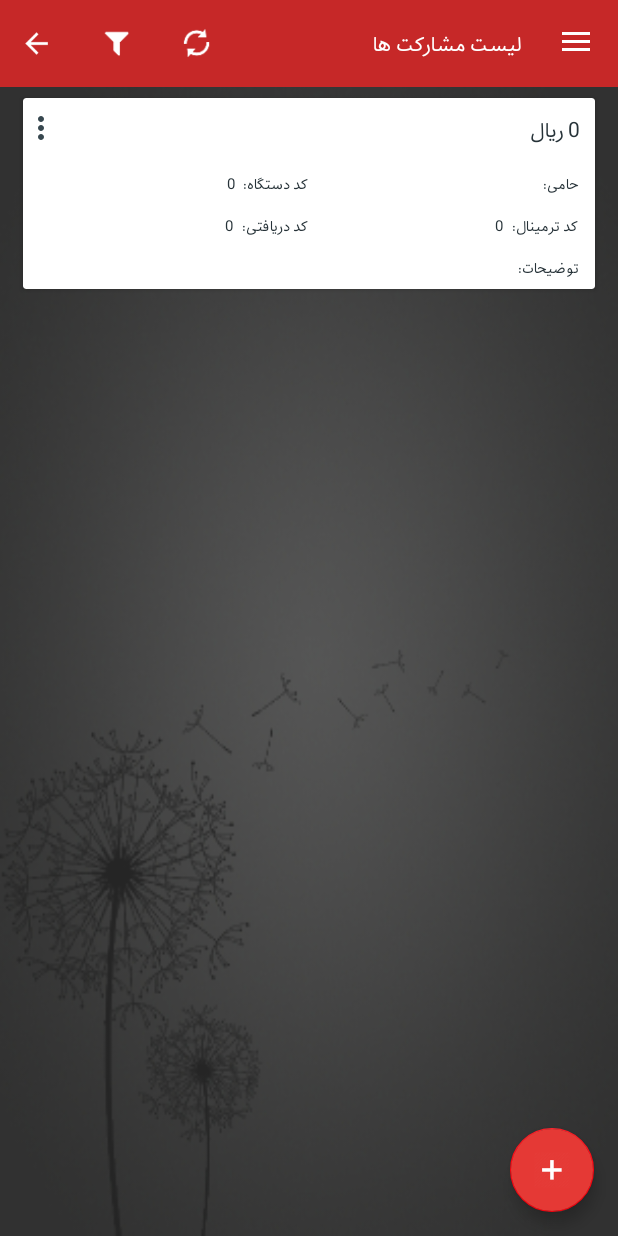
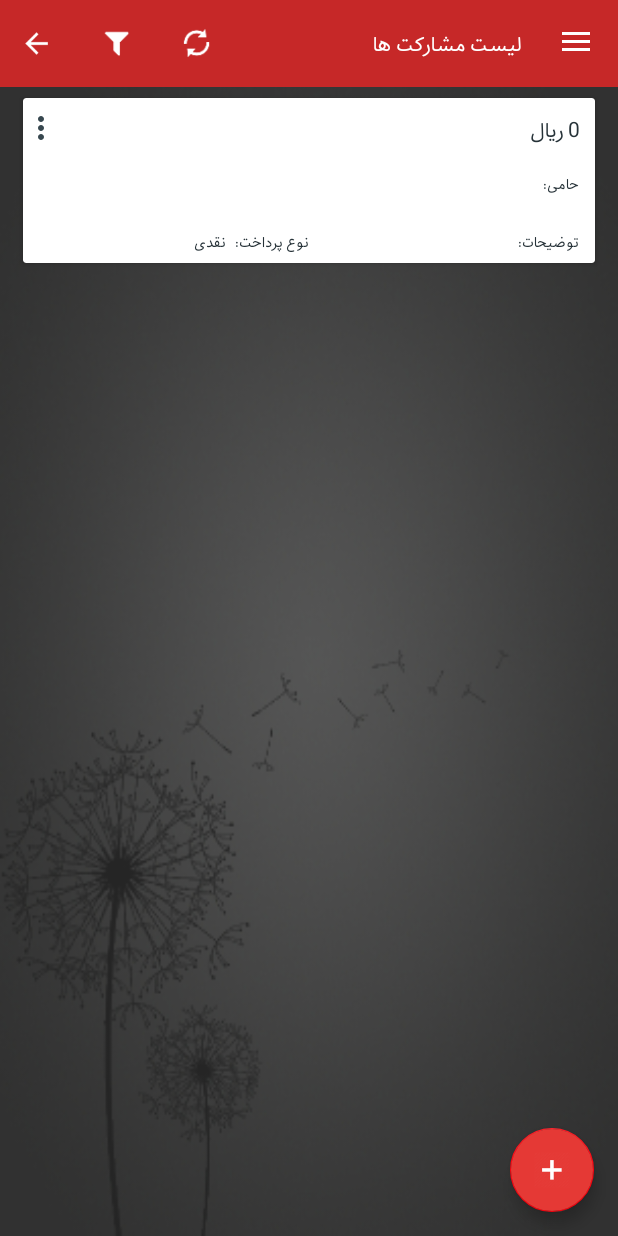
Before and after one commit to worldsat/Kheiriyeh, an Android app: the ContributionListItemActivity screen opened directly, with no data from a screen before it, on a phone screen of 412 x 824 dp. Run offline under Robolectric (Android 15) with nearby library versions, the phone set to English and light mode, and no system bars; our stand-ins replace Room's generated code; libraries missing offline, so code that uses them is left out: com.afollestad.materialdialogs, com.akexorcist.roundcornerprogressbar; network calls fail; pictures from the network do not load.

Commit message:
رفع باگ

```diff
--- a/app/src/main/java/com/atrinfanavaran/kheiriyeh/Activity/Flower/Add/AddTajGolActivity.java
+++ b/app/src/main/java/com/atrinfanavaran/kheiriyeh/Activity/Flower/Add/AddTajGolActivity.java
@@ -98,7 +98,7 @@ public class AddTajGolActivity extends BaseActivity {
                     payType = 1;
                     break;
                 case R.id.radioButton2:
-                    payType =2;
+                    payType = 2;
                     break;
 
             }
@@ -340,6 +340,7 @@ public class AddTajGolActivity extends BaseActivity {
                     public void onItemSelected(AdapterView<?> parent, View view, int position, long id) {
                         FlowerCrownTypeId = ((FlowerCrownTypeApi.Data) FlowerCrownTypeSpinner.getSelectedItem()).getId();
                         flowerCrownType = ((FlowerCrownTypeApi.Data) FlowerCrownTypeSpinner.getSelectedItem()).getTitle();
+                        edt1.setText(""+((FlowerCrownTypeApi.Data) FlowerCrownTypeSpinner.getSelectedItem()).getPrice());
 
                     }
 
--- a/app/src/main/java/com/atrinfanavaran/kheiriyeh/Adapter/Sponsor/ContributionListItemAdapter.java
+++ b/app/src/main/java/com/atrinfanavaran/kheiriyeh/Adapter/Sponsor/ContributionListItemAdapter.java
@@ -30,7 +30,8 @@ public class ContributionListItemAdapter extends RecyclerView.Adapter<Contributi
     private onCallBackBoxEdit onCallBackBoxEdit;
     private DecimalFormat formatter = new DecimalFormat("###,###,###,###");
     private boolean showOnly = false;
-    public ContributionListItemAdapter(boolean showOnly,List<ContributionR> result) {
+
+    public ContributionListItemAdapter(boolean showOnly, List<ContributionR> result) {
 
         this.array_object = result;
         this.showOnly = showOnly;
@@ -51,15 +52,31 @@ public class ContributionListItemAdapter extends RecyclerView.Adapter<Contributi
         String Url = settingsBll.getUrlAddress();
 
         holder.title.setText(formatter.format(Long.valueOf(array_object.get(position).price)) + " ریال ");
-        holder.t1.setText( array_object.get(position).fullName);
+        holder.t1.setText(array_object.get(position).fullName);
         holder.t2.setText("" + array_object.get(position).deviceCode);
         holder.t3.setText("" + array_object.get(position).terminalCode);
-        holder.t4.setText("" +array_object.get(position).recieverCode);
-        holder.t5.setText( array_object.get(position).description);
+        holder.t4.setText("" + array_object.get(position).recieverCode);
+        holder.t5.setText(array_object.get(position).description);
         if (showOnly) {
             holder.moreOption.setVisibility(View.GONE);
         }
-
+        if (array_object.get(position).getPayType() == 1) {
+            holder.t6.setText("نقدی");
+            holder.title5.setVisibility(View.GONE);
+            holder.title6.setVisibility(View.GONE);
+            holder.title8.setVisibility(View.GONE);
+            holder.t2.setVisibility(View.GONE);
+            holder.t3.setVisibility(View.GONE);
+            holder.t4.setVisibility(View.GONE);
+        } else if (array_object.get(position).getPayType() == 2) {
+            holder.t6.setText("دستگاه Pos");
+            holder.title5.setVisibility(View.VISIBLE);
+            holder.title6.setVisibility(View.VISIBLE);
+            holder.title8.setVisibility(View.VISIBLE);
+            holder.t2.setVisibility(View.VISIBLE);
+            holder.t3.setVisibility(View.VISIBLE);
+            holder.t4.setVisibility(View.VISIBLE);
+        }
         holder.moreOption.setOnClickListener(v -> {
             PopupMenu popup = new PopupMenu(holder.itemView.getContext(), v);
 
@@ -119,6 +136,7 @@ public class ContributionListItemAdapter extends RecyclerView.Adapter<Contributi
 
         TextView title, t1, t2, t3, t4, t5, t6, t7;
         ImageView moreOption;
+        TextView title5, title6, title8;
 
         private ViewHolder(View itemView) {
             super(itemView);
@@ -131,6 +149,9 @@ public class ContributionListItemAdapter extends RecyclerView.Adapter<Contributi
             t5 = itemView.findViewById(R.id.t5);
             t6 = itemView.findViewById(R.id.t6);
             t7 = itemView.findViewById(R.id.t7);
+            title5 = itemView.findViewById(R.id.title5);
+            title6 = itemView.findViewById(R.id.title6);
+            title8 = itemView.findViewById(R.id.title8);
 
         }
     }
--- a/app/src/main/res/layout/activity_add_contributaion.xml
+++ b/app/src/main/res/layout/activity_add_contributaion.xml
@@ -165,6 +165,7 @@
                                 android:layout_width="match_parent"
                                 android:layout_height="match_parent"
                                 android:layout_weight="1"
+                                android:checked="true"
                                 android:fontFamily="@font/behdad"
                                 android:text="نقدی"
                                 android:textColor="@color/grey_700"
--- a/app/src/main/res/layout/activity_add_taj_gol.xml
+++ b/app/src/main/res/layout/activity_add_taj_gol.xml
@@ -274,6 +274,7 @@
                                 android:layout_width="match_parent"
                                 android:layout_height="match_parent"
                                 android:layout_weight="1"
+                                android:checked="true"
                                 android:fontFamily="@font/behdad"
                                 android:text="نقدی"
                                 android:textColor="@color/grey_700"
--- a/app/src/main/res/layout/viewholder_contribution_item_list.xml
+++ b/app/src/main/res/layout/viewholder_contribution_item_list.xml
@@ -102,7 +102,7 @@
                 android:orientation="horizontal">
 
                 <TextView
-                    android:id="@+id/title4"
+                    android:id="@+id/title6"
                     android:layout_width="wrap_content"
                     android:layout_height="wrap_content"
                     android:layout_gravity="start"
@@ -141,7 +141,7 @@
                 android:orientation="horizontal">
 
                 <TextView
-                    android:id="@+id/title7"
+                    android:id="@+id/title5"
                     android:layout_width="wrap_content"
                     android:layout_height="wrap_content"
                     android:layout_gravity="start"
@@ -172,7 +172,7 @@
                 android:orientation="horizontal">
 
                 <TextView
-                    android:id="@+id/title4"
+                    android:id="@+id/title8"
                     android:layout_width="wrap_content"
                     android:layout_height="wrap_content"
                     android:layout_gravity="start"
@@ -238,7 +238,7 @@
                 android:layout_height="wrap_content"
                 android:layout_weight="0.5"
                 android:orientation="horizontal"
-                android:visibility="gone">
+                android:visibility="visible">
 
                 <TextView
                     android:id="@+id/t6333"
@@ -246,7 +246,7 @@
                     android:layout_height="wrap_content"
                     android:layout_gravity="start"
                     android:fontFamily="@font/behdad"
-                    android:text="تاریخ ثبت:"
+                    android:text="نوع پرداخت:"
                     android:textColor="@color/blue_grey_900"
                     android:textDirection="rtl"
                     android:textSize="10sp" />
```
Also changed, not shown: app/src/main/java/com/atrinfanavaran/kheiriyeh/Activity/Sponser/Add/AddContributionActivity.java (+19 -16 lines), app/src/main/java/com/atrinfanavaran/kheiriyeh/Domain/FlowerCrownTypeApi.java (+9 -0 lines), 1 other file.
